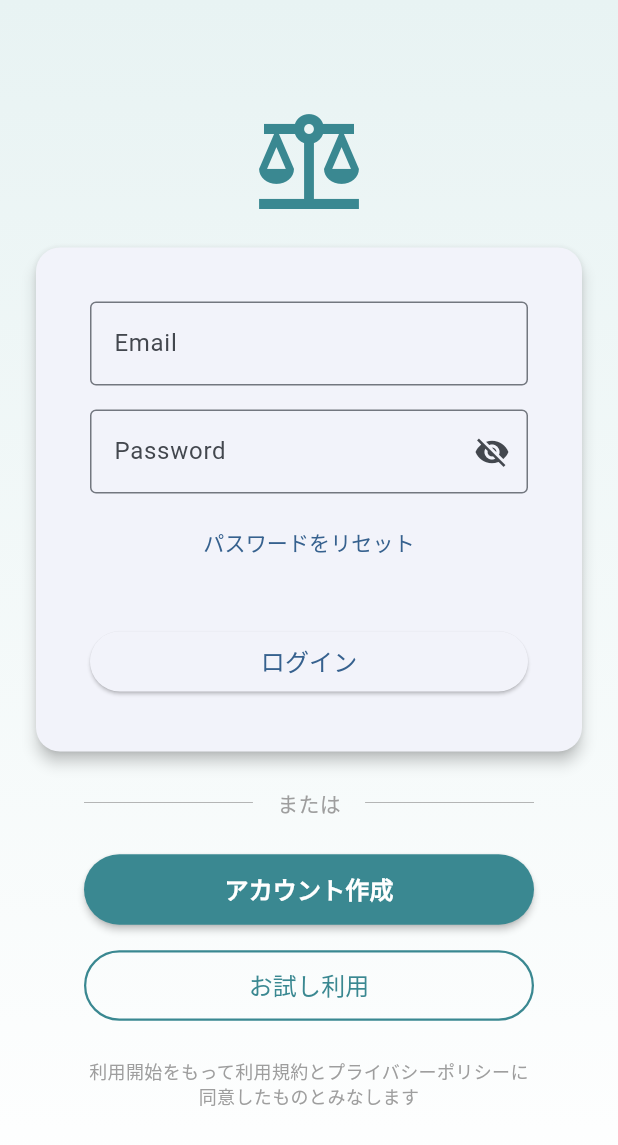
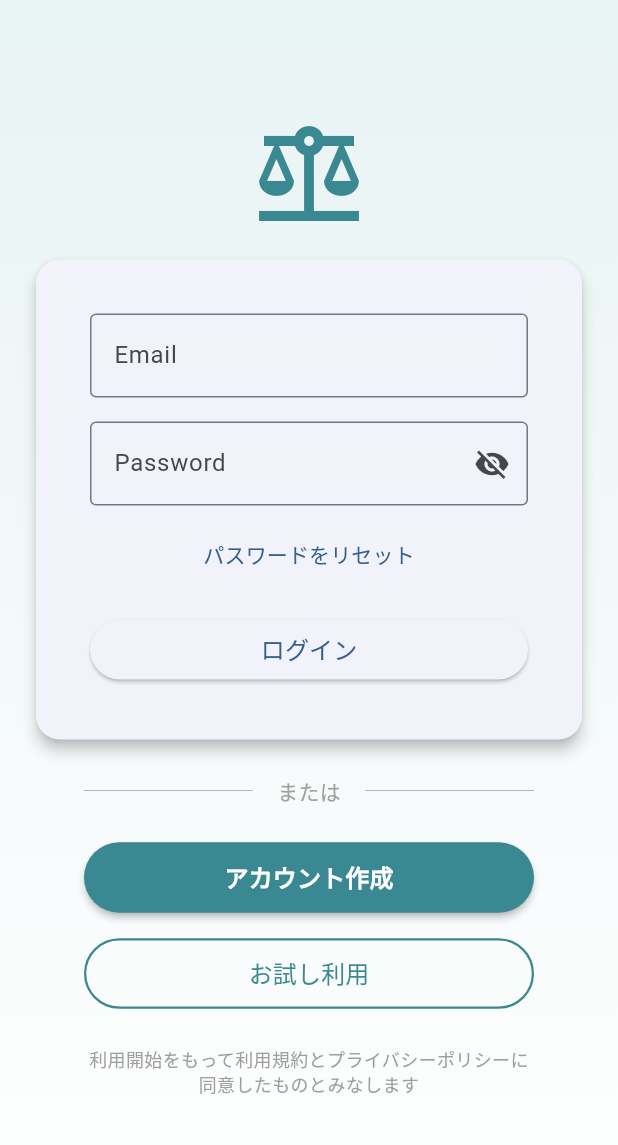
Before and after one commit to yamamomo2022/balance_ai_agent, a Flutter app: the screen it shows after launch, on a phone screen of 412 x 824 dp. Shown: the top 1145 px of the screen. Run offline on Flutter 3.47's test engine with Material 3 defaults, Android fonts, the phone set to English and light mode, and no system bars; our stand-ins replace dio, firebase_auth, firebase_core, flutter_chat_types, flutter_chat_ui, flutter_dotenv and 2 more; accounts and stored records are empty; generated files the repository leaves out were written again.

Commit message:
fix: reduce spacing in auth form for improved layout
- Adjusted the height of the SizedBox from 32 to 16 in the auth form widget.

```diff
--- a/lib/widgets/auth_form.dart
+++ b/lib/widgets/auth_form.dart
@@ -166,7 +166,7 @@ class _AuthFormState extends State<AuthForm> {
                   onPressed: () => _handlePasswordReset(context),
                   child: const Text('パスワードをリセット'),
                 ),
-              const SizedBox(height: 32),
+              const SizedBox(height: 16),
               SizedBox(
                 width: 300,
                 child: ElevatedButton(
```
